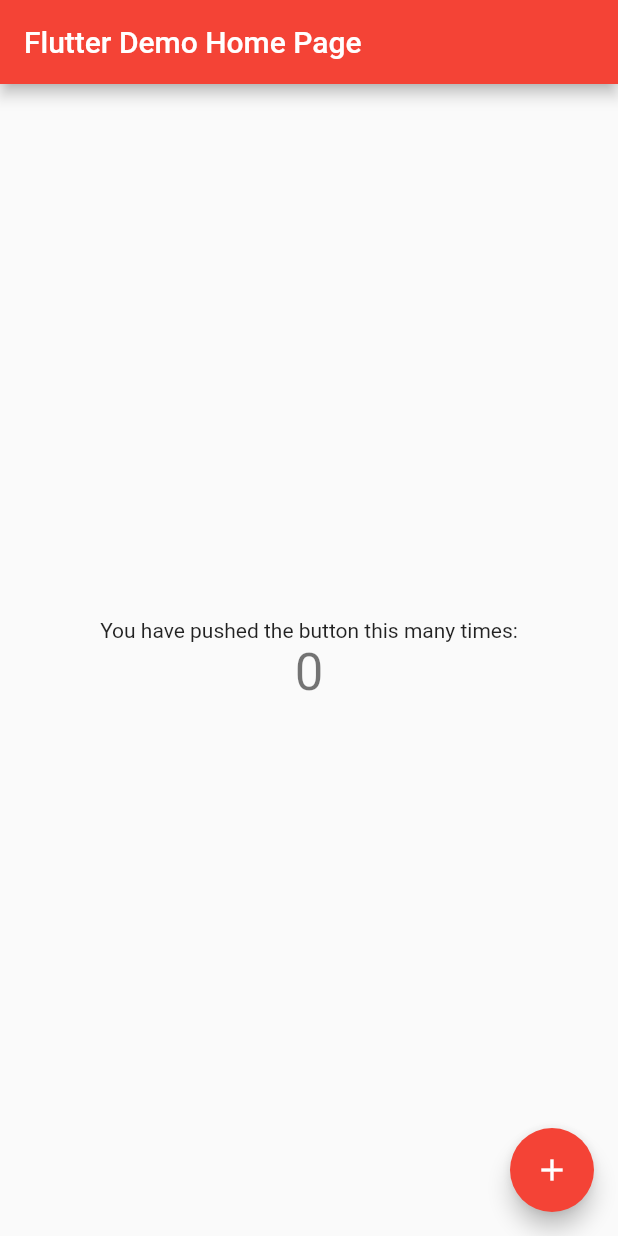
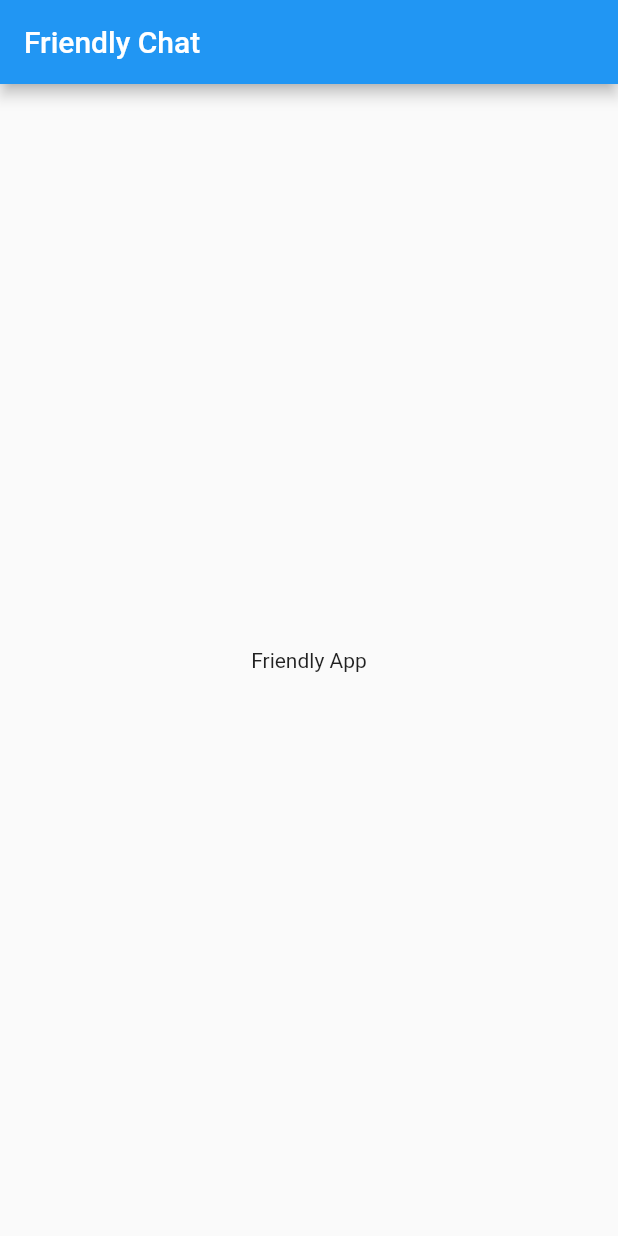
Before and after one commit to Skipper-116/flutter-chat-app, a Flutter app: the screen it shows after launch, on a phone screen of 412 x 824 dp. Run offline on Flutter 3.47's test engine with Material 2 defaults, Android fonts, the phone set to English and light mode, and no system bars.

Commit message:
Created stateless widgets

```diff
--- a/lib/main.dart
+++ b/lib/main.dart
@@ -1,115 +1,37 @@
 import 'package:flutter/material.dart';
 
 void main() {
-  runApp(const MyApp());
+  runApp(
+    const FriendlyChatApp(),
+  );
 }
 
-class MyApp extends StatelessWidget {
-  const MyApp({Key? key}) : super(key: key);
+class FriendlyChatApp extends StatelessWidget {
+  const FriendlyChatApp({
+    Key? key,
+  }) : super(key: key);
 
-  // This widget is the root of your application.
   @override
   Widget build(BuildContext context) {
-    return MaterialApp(
-      title: 'Flutter Demo',
-      theme: ThemeData(
-        // This is the theme of your application.
-        //
-        // Try running your application with "flutter run". You'll see the
-        // application has a blue toolbar. Then, without quitting the app, try
-        // changing the primarySwatch below to Colors.green and then invoke
-        // "hot reload" (press "r" in the console where you ran "flutter run",
-        // or simply save your changes to "hot reload" in a Flutter IDE).
-        // Notice that the counter didn't reset back to zero; the application
-        // is not restarted.
-        primarySwatch: Colors.red,
-      ),
-      home: const MyHomePage(title: 'Flutter Demo Home Page'),
+    return const MaterialApp(
+      title: 'FriendlyChat',
+      home: ChatScreen(),
     );
   }
 }
 
-class MyHomePage extends StatefulWidget {
-  const MyHomePage({Key? key, required this.title}) : super(key: key);
-
-  // This widget is the home page of your application. It is stateful, meaning
-  // that it has a State object (defined below) that contains fields that affect
-  // how it looks.
-
-  // This class is the configuration for the state. It holds the values (in this
-  // case the title) provided by the parent (in this case the App widget) and
-  // used by the build method of the State. Fields in a Widget subclass are
-  // always marked "final".
-
-  final String title;
-
-  @override
-  State<MyHomePage> createState() => _MyHomePageState();
-}
-
-class _MyHomePageState extends State<MyHomePage> {
-  int _counter = 0;
-
-  void _incrementCounter() {
-    setState(() {
-      // This call to setState tells the Flutter framework that something has
-      // changed in this State, which causes it to rerun the build method below
-      // so that the display can reflect the updated values. If we changed
-      // _counter without calling setState(), then the build method would not be
-      // called again, and so nothing would appear to happen.
-      _counter++;
-    });
-  }
+class ChatScreen extends StatelessWidget {
+  const ChatScreen({Key? key}) : super(key: key);
 
   @override
   Widget build(BuildContext context) {
-    // This method is rerun every time setState is called, for instance as done
-    // by the _incrementCounter method above.
-    //
-    // The Flutter framework has been optimized to make rerunning build methods
-    // fast, so that you can just rebuild anything that needs updating rather
-    // than having to individually change instances of widgets.
     return Scaffold(
       appBar: AppBar(
-        // Here we take the value from the MyHomePage object that was created by
-        // the App.build method, and use it to set our appbar title.
-        title: Text(widget.title),
+        title: const Text('Friendly Chat'),
       ),
-      body: Center(
-        // Center is a layout widget. It takes a single child and positions it
-        // in the middle of the parent.
-        child: Column(
-          // Column is also a layout widget. It takes a list of children and
-          // arranges them vertically. By default, it sizes itself to fit its
-          // children horizontally, and tries to be as tall as its parent.
-          //
-          // Invoke "debug painting" (press "p" in the console, choose the
-          // "Toggle Debug Paint" action from the Flutter Inspector in Android
-          // Studio, or the "Toggle Debug Paint" command in Visual Studio Code)
-          // to see the wireframe for each widget.
-          //
-          // Column has various properties to control how it sizes itself and
-          // how it positions its children. Here we use mainAxisAlignment to
-          // center the children vertically; the main axis here is the vertical
-          // axis because Columns are vertical (the cross axis would be
-          // horizontal).
-          mainAxisAlignment: MainAxisAlignment.center,
-          children: <Widget>[
-            const Text(
-              'You have pushed the button this many times:',
-            ),
-            Text(
-              '$_counter',
-              style: Theme.of(context).textTheme.headline4,
-            ),
-          ],
-        ),
+      body: const Center(
+        child: Text('Friendly App'),
       ),
-      floatingActionButton: FloatingActionButton(
-        onPressed: _incrementCounter,
-        tooltip: 'Increment',
-        child: const Icon(Icons.add),
-      ), // This trailing comma makes auto-formatting nicer for build methods.
     );
   }
 }
```
